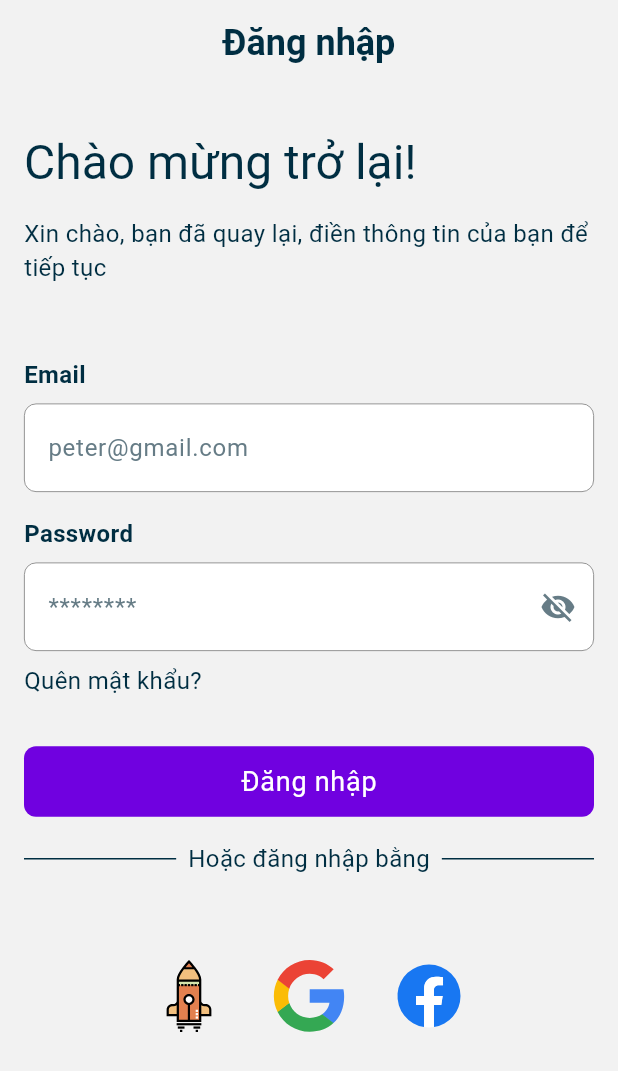
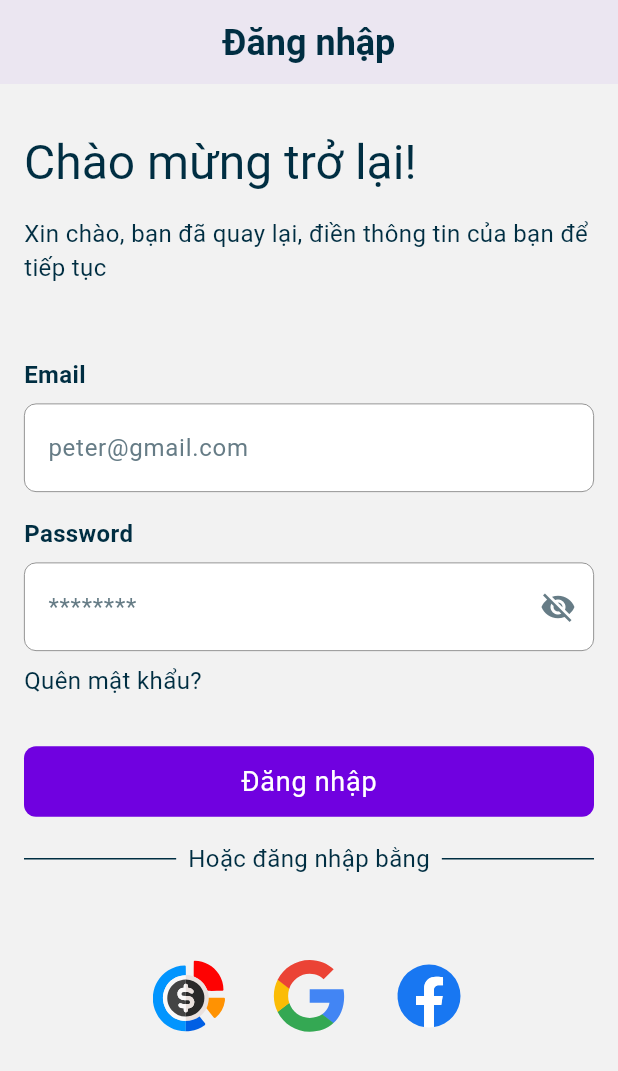
Before and after one commit to Nguyen-Loi/budge_app, a Flutter app: the screen it shows after launch, on a phone screen of 412 x 824 dp. Shown: the top 1071 px of the screen. Run offline on Flutter 3.47's test engine with Material 3 defaults, Android fonts, the phone set to English and light mode, and no system bars; our stand-ins replace cached_network_image, cloud_firestore, firebase_auth, firebase_core, firebase_storage, flutter_riverpod and 10 more; missing offline and left inert: flutter_facebook_auth; accounts and stored records are empty; generated files the repository leaves out were written again; Roboto replaces fonts that are missing (PublicSans).

Commit message:
Improve ui with theme and fix login with facebook

```diff
--- a/lib/constants/assets_constants.dart
+++ b/lib/constants/assets_constants.dart
@@ -17,7 +17,7 @@ class SvgAssets {
   static const String _svgsPath = 'assets/svgs';
   static const String google = '$_svgsPath/google.svg';
   static const String facebook = '$_svgsPath/facebook.svg';
-  static const String budget = '$_svgsPath/budget.svg';
+  static const String iconApp = '$_svgsPath/icon_app.svg';
   static const String vi = '$_svgsPath/vi.svg';
   static const String en = '$_svgsPath/en.svg';
   static const String wallet = '$_svgsPath/wallet.svg';
--- a/lib/core/icon_manager.dart
+++ b/lib/core/icon_manager.dart
@@ -29,7 +29,7 @@ class IconManager {
   static IconData home = Icons.home_rounded;
   static IconData profile = FontAwesomeIcons.user;
   static IconData transaction = FontAwesomeIcons.receipt;
-  static IconData budget = FontAwesomeIcons.fileInvoice;
+  static IconData budget = Icons.alternate_email_outlined;
 
   //Dialog status
   static IconData warning = Icons.warning;
--- a/lib/theme/app_theme.dart
+++ b/lib/theme/app_theme.dart
@@ -168,9 +168,10 @@ class AppTheme {
 
       /// COMPONENT THEMES
       appBarTheme: AppBarTheme(
-        elevation: 0,
-        backgroundColor: darkColors.background,
-        foregroundColor: darkColors.onBackground,
+        elevation: 1,
+        centerTitle: true,
+        backgroundColor: darkColors.surface,
+        foregroundColor: darkColors.secondary,
       ),
       elevatedButtonTheme: ElevatedButtonThemeData(
         style: ElevatedButton.styleFrom(
@@ -283,9 +284,10 @@ class AppTheme {
 
       /// COMPONENT THEMES
       appBarTheme: AppBarTheme(
-        elevation: 0,
+        elevation: 1,
+        centerTitle: true,
         backgroundColor: lightColors.background,
-        foregroundColor: lightColors.onBackground,
+        foregroundColor: lightColors.secondary,
       ),
       elevatedButtonTheme: ElevatedButtonThemeData(
         style: ElevatedButton.styleFrom(
--- a/lib/view/auth_view/login_view.dart
+++ b/lib/view/auth_view/login_view.dart
@@ -170,7 +170,7 @@ class _LoginViewState extends ConsumerState<LoginView> {
             Navigator.of(context).pushNamed(RoutePath.signUp);
           },
           icon: SvgPicture.asset(
-            SvgAssets.budget,
+            SvgAssets.iconApp,
             width: 48,
             height: 48,
           ),
--- a/lib/view/profile_view/profile_page.dart
+++ b/lib/view/profile_view/profile_page.dart
@@ -125,7 +125,6 @@ class _ProfilePageState extends ConsumerState<ProfilePage>
       required String text,
       required Function() onPressed}) {
     return ListTile(
-
       title: BText(text, fontWeight: FontWeight.w700),
       onTap: onPressed,
       trailing: Icon(
@@ -138,7 +137,10 @@ class _ProfilePageState extends ConsumerState<ProfilePage>
             borderRadius: const BorderRadius.all(Radius.circular(8)),
             color: Theme.of(context).colorScheme.primary,
           ),
-          child: Icon(icon)),
+          child: Icon(
+            icon,
+            color: Theme.of(context).colorScheme.background,
+          )),
     );
   }
 }
--- a/lib/view/transactions_view/transaction_view.dart
+++ b/lib/view/transactions_view/transaction_view.dart
@@ -110,6 +110,7 @@ class _TransactionViewState extends State<TransactionView>
         text: TextSpan(children: [
       TextSpan(
         text: '$label: ',
+        style: context.textTheme.bodyMedium!,
       ),
       TextSpan(
         text: value.toMoneyStr(),
```
Also changed, not shown: lib/common/widget/form/b_form_category_budget.dart (+14 -12 lines), lib/common/widget/picker/b_picker_month.dart (+6 -2 lines), lib/view/base_view.dart (+19 -17 lines), lib/view/budget_view/budget_detail_view/budget_detail_view.dart (+3 -8 lines), lib/view/budget_view/budget_page.dart (+9 -12 lines), lib/view/update_wallet_view/update_wallet_view.dart (+8 -9 lines), assets/svgs/budget.svg (deleted), assets/svgs/icon_app.svg (added).
